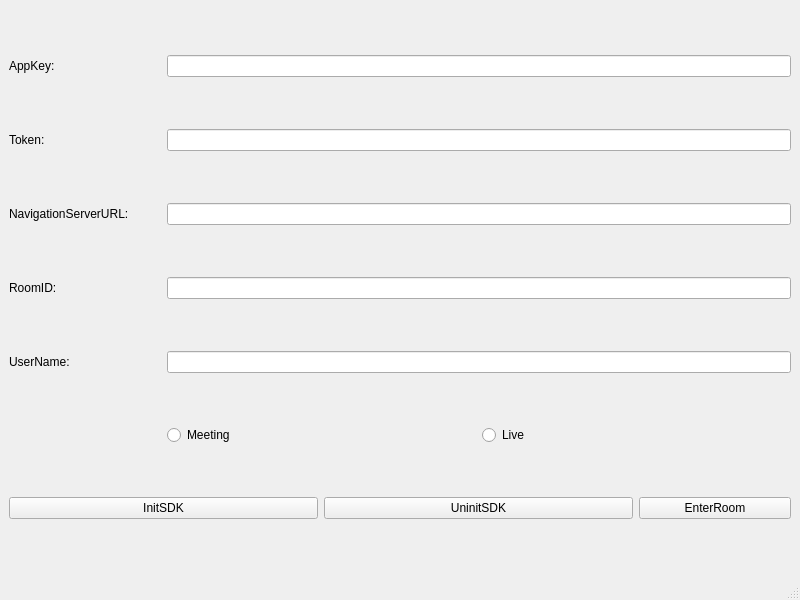
cddypang/RCRtcDemo, file mainwindow.ui: the form before one commit.
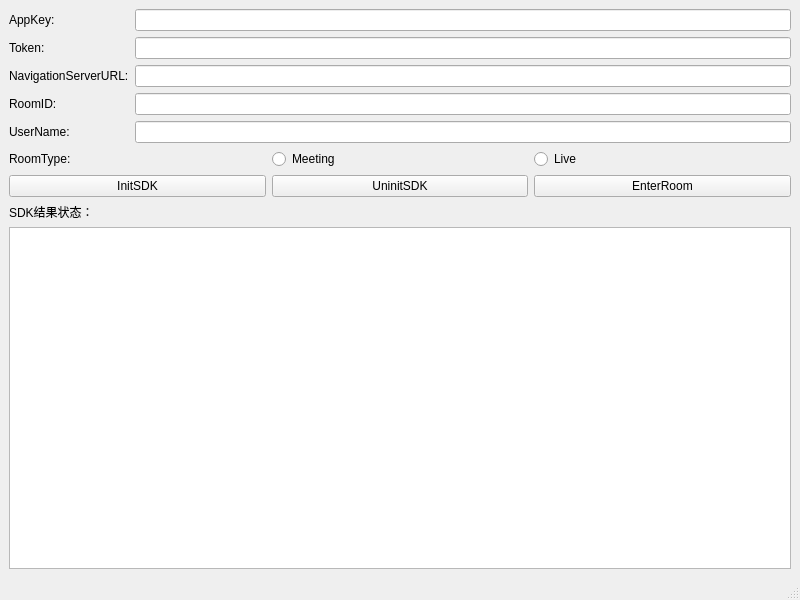
The form after the commit.

The edit to the form file:
```diff
--- a/mainwindow.ui
+++ b/mainwindow.ui
@@ -14,7 +14,11 @@
    <string>MainWindow</string>
   </property>
   <widget class="QWidget" name="centralwidget">
-   <layout class="QGridLayout" name="gridLayout">
+   <layout class="QHBoxLayout" name="horizontalLayout">
+    <item>
+     <layout class="QVBoxLayout" name="verticalLayout_2">
+      <item>
+       <layout class="QFormLayout" name="formLayout">
     <item row="0" column="0">
      <widget class="QLabel" name="label">
       <property name="text">
@@ -22,7 +26,7 @@
       </property>
      </widget>
     </item>
-    <item row="0" column="1" colspan="4">
+        <item row="0" column="1">
      <widget class="QLineEdit" name="lineEdit_AppKey"/>
     </item>
     <item row="1" column="0">
@@ -32,7 +36,7 @@
       </property>
      </widget>
     </item>
-    <item row="1" column="1" colspan="4">
+        <item row="1" column="1">
      <widget class="QLineEdit" name="lineEdit_Token"/>
     </item>
     <item row="2" column="0">
@@ -42,7 +46,7 @@
       </property>
      </widget>
     </item>
-    <item row="2" column="1" colspan="4">
+        <item row="2" column="1">
      <widget class="QLineEdit" name="lineEdit_Navigation"/>
     </item>
     <item row="3" column="0">
@@ -52,7 +56,7 @@
       </property>
      </widget>
     </item>
-    <item row="3" column="1" colspan="4">
+        <item row="3" column="1">
      <widget class="QLineEdit" name="lineEdit_RoomID"/>
     </item>
     <item row="4" column="0">
@@ -62,43 +66,72 @@
       </property>
      </widget>
     </item>
-    <item row="4" column="1" colspan="4">
+        <item row="4" column="1">
      <widget class="QLineEdit" name="lineEdit_UserName"/>
     </item>
-    <item row="5" column="1" colspan="2">
+       </layout>
+      </item>
+      <item>
+       <layout class="QGridLayout" name="gridLayout">
+        <item row="0" column="0">
+         <widget class="QLabel" name="label_7">
+          <property name="text">
+           <string>RoomType:</string>
+          </property>
+         </widget>
+        </item>
+        <item row="0" column="1">
      <widget class="QRadioButton" name="radioButton_Meeting">
       <property name="text">
        <string>Meeting</string>
       </property>
      </widget>
     </item>
-    <item row="5" column="3" colspan="2">
+        <item row="0" column="2">
      <widget class="QRadioButton" name="radioButton_Live">
       <property name="text">
        <string>Live</string>
       </property>
      </widget>
     </item>
-    <item row="6" column="0" colspan="2">
+        <item row="1" column="0">
      <widget class="QPushButton" name="pushButton_InitSDK">
       <property name="text">
        <string>InitSDK</string>
       </property>
      </widget>
     </item>
-    <item row="6" column="2" colspan="2">
+        <item row="1" column="1">
      <widget class="QPushButton" name="pushButton_UninitSDK">
       <property name="text">
        <string>UninitSDK</string>
       </property>
      </widget>
     </item>
-    <item row="6" column="4">
+        <item row="1" column="2">
      <widget class="QPushButton" name="pushButton_Enter">
       <property name="text">
        <string>EnterRoom</string>
       </property>
      </widget>
+        </item>
+       </layout>
+      </item>
+      <item>
+       <layout class="QVBoxLayout" name="verticalLayout">
+        <item>
+         <widget class="QLabel" name="label_6">
+          <property name="text">
+           <string>SDK结果状态：</string>
+          </property>
+         </widget>
+        </item>
+        <item>
+         <widget class="QPlainTextEdit" name="plainTextEdit"/>
+        </item>
+       </layout>
+      </item>
+     </layout>
     </item>
    </layout>
   </widget>
```
Lines whose indentation alone changed are shown as unchanged.
